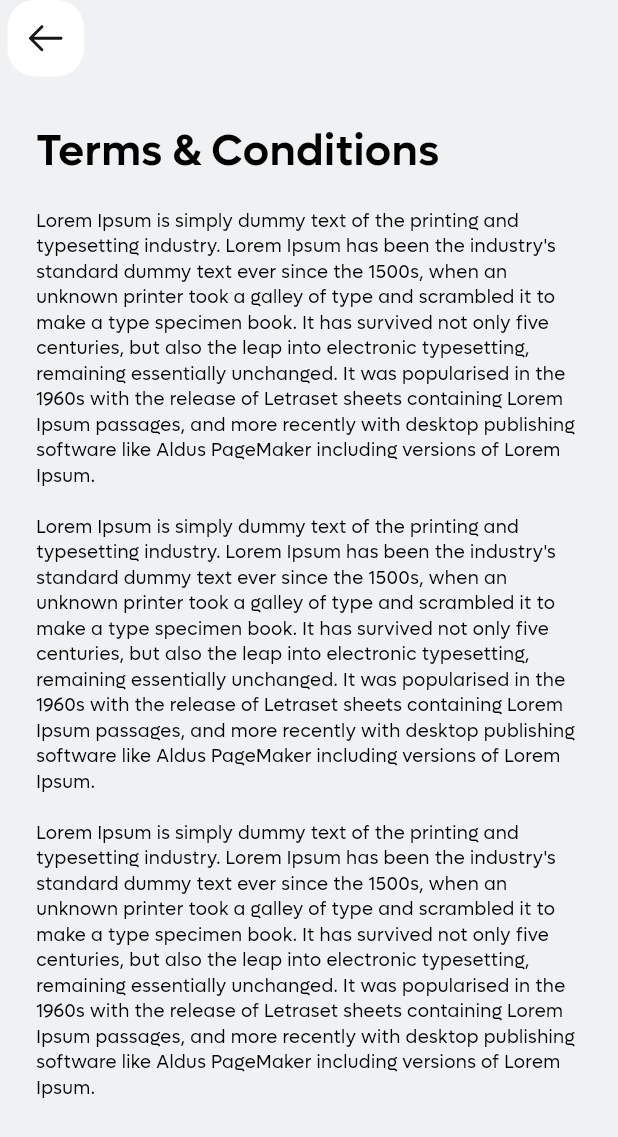
After one commit to ibrahimsm83/casekarao, a Flutter app: the TermsConditionScreen screen opened by its route, on a phone screen of 412 x 824 dp. The commit adds this screen. Shown: the top 1137 px of the screen. Run offline on Flutter 3.47's test engine with Material 3 defaults, Android fonts, the phone set to English and light mode, and no system bars; our stand-ins replace another_flushbar, flutter_rating, flutter_screenutil, flutter_svg, get, pin_code_fields and 1 more.

Commit message:
terms and condition screen added done

```diff
--- a/lib/presentation/dashboard/settings_lawyer_screen.dart
+++ b/lib/presentation/dashboard/settings_lawyer_screen.dart
@@ -22,7 +22,7 @@ class _SettingsLawyerScreenState extends State<SettingsLawyerScreen> {
 
   List<UserSettingsModel> helpAndSupportList=[
     UserSettingsModel(title:  AppStrings.kLiveChat, iconPath:  ImageAssets.kLiveChatIcon, navigateRoute: CustomRouteNames.kLiveChatScreenRoute),
-    UserSettingsModel(title:  AppStrings.kTermConditions, iconPath:  ImageAssets.kTermConditionIcon, navigateRoute: ''),
+    UserSettingsModel(title:  AppStrings.kTermConditions, iconPath:  ImageAssets.kTermConditionIcon, navigateRoute: CustomRouteNames.kTermsConditionScreenRoute),
     UserSettingsModel(title:  AppStrings.kPrivacyPolicy, iconPath:  ImageAssets.kPrivacyPolicyIcon, navigateRoute: ''),
     UserSettingsModel(title:  AppStrings.kAboutCaseKarao, iconPath:  ImageAssets.kAboutIcon, navigateRoute: ''),
   ];
@@ -158,7 +158,7 @@ class _SettingsLawyerScreenState extends State<SettingsLawyerScreen> {
                           title: helpAndSupportList[index].title,
                           leadingIcon: helpAndSupportList[index].iconPath,
                           onTap: () {
-                            if(index==0){
+                            if(index==0||index==1){
                               Navigator.pushNamed(context, helpAndSupportList[index].navigateRoute);
                             }
                             // if(index==1|| index==2||index==3|| index==4||index==6||index==7){
--- a/lib/presentation/export_presentation.dart
+++ b/lib/presentation/export_presentation.dart
@@ -30,3 +30,4 @@ export 'notification_settings_screen/notification_setting_screen.dart';
 export 'dispute_screen/dispute_screen.dart';
 export 'add_dispute_screen/add_dispute_screen.dart';
 export 'live_chat_screen/live_chat_screen.dart';
+export 'terms_and_conditions_screen/terms_condition_screen.dart';
--- a/lib/presentation/resources/route_management/custom_route_generator.dart
+++ b/lib/presentation/resources/route_management/custom_route_generator.dart
@@ -226,6 +226,12 @@ class CustomRouteGenerator {
             return LiveChatScreen();
           },
         );
+        case CustomRouteNames.kTermsConditionScreenRoute:
+        return MaterialPageRoute(
+          builder: (context) {
+            return TermsConditionScreen();
+          },
+        );
       default:
         return null;
     }
--- a/lib/presentation/resources/route_management/custom_route_name.dart
+++ b/lib/presentation/resources/route_management/custom_route_name.dart
@@ -32,5 +32,6 @@ class CustomRouteNames {
   static const String kDisputeScreenRoute = "/kDisputeScreenRoute";
   static const String kAddDisputeScreenRoute = "/kAddDisputeScreenRoute";
   static const String kLiveChatScreenRoute = "/kLiveChatScreenRoute";
+  static const String kTermsConditionScreenRoute = "/kTermsConditionScreenRoute";
 
 }
--- a/lib/presentation/resources/strings_manager.dart
+++ b/lib/presentation/resources/strings_manager.dart
@@ -280,6 +280,10 @@ class AppStrings {
   static const String kChatWithOurLiveRepresentative= "Chat with our live representative.";
   static const String kAllConversationsAreSafePrivate= "All conversations are safe & private.";
 
+  ///termsCondition
+  static const String kTermsAndConditions= "Terms & Conditions";
+  // static const String kAboutCaseKarao= "About Case Karao";
+
   ///Validator
   static const String otpCode = "Otp Code";
   static const String otpValidator = "Please fill all Fields";
--- /dev/null
+++ b/lib/presentation/terms_and_conditions_screen/terms_condition_screen.dart
@@ -0,0 +1,58 @@
+import 'package:flutter/material.dart';
+import 'package:flutter_screenutil/flutter_screenutil.dart';
+import 'package:flutter_svg/svg.dart';
+import '../../export_casekarao.dart';
+
+class TermsConditionScreen extends StatelessWidget {
+  const TermsConditionScreen({Key? key}) : super(key: key);
+  final String paragraph = '''
+Lorem Ipsum is simply dummy text of the printing and typesetting industry. Lorem Ipsum has been the industry's standard dummy text ever since the 1500s, when an unknown printer took a galley of type and scrambled it to make a type specimen book. It has survived not only five centuries, but also the leap into electronic typesetting, remaining essentially unchanged. It was popularised in the 1960s with the release of Letraset sheets containing Lorem Ipsum passages, and more recently with desktop publishing software like Aldus PageMaker including versions of Lorem Ipsum.
+''';
+
+  @override
+  Widget build(BuildContext context) {
+    return Scaffold(
+      backgroundColor: ColorManager.kBackgroundColor,
+      appBar: AppBar(
+        backgroundColor: Colors.transparent,
+        leading: InkWell(
+          onTap: () => Navigator.pop(context),
+          child: Padding(
+            padding: const EdgeInsets.only(left: 5.0, bottom: 5.0),
+            child: Container(
+              height: 44.h,
+              width: 44.h,
+              decoration: BoxDecoration(
+                color: ColorManager.kWhiteColor,
+                borderRadius: BorderRadius.all(Radius.circular(16.r)),
+              ),
+              child: Padding(
+                padding: const EdgeInsets.all(14.0),
+                child: SvgPicture.asset(ImageAssets.backArrowIcon),
+              ),
+            ),
+          ),
+        ),
+      ),
+      body: Padding(
+        padding: const EdgeInsets.all(24.0),
+        child: SingleChildScrollView(
+          child: Column(
+            crossAxisAlignment: CrossAxisAlignment.start,
+            children: [
+              Text(
+                'Terms & Conditions',
+                style: getsemiboldStyle(color: ColorManager.primary,fontSize: ScreenUtil().setSp(22.sp)),
+              ),
+              SizedBox(height: 18),
+              Text(
+                '$paragraph\n$paragraph\n$paragraph',
+                style: getRegularStyle(color: ColorManager.primary),
+              ),
+            ],
+          ),
+        ),
+      ),
+    );
+  }
+}
```
